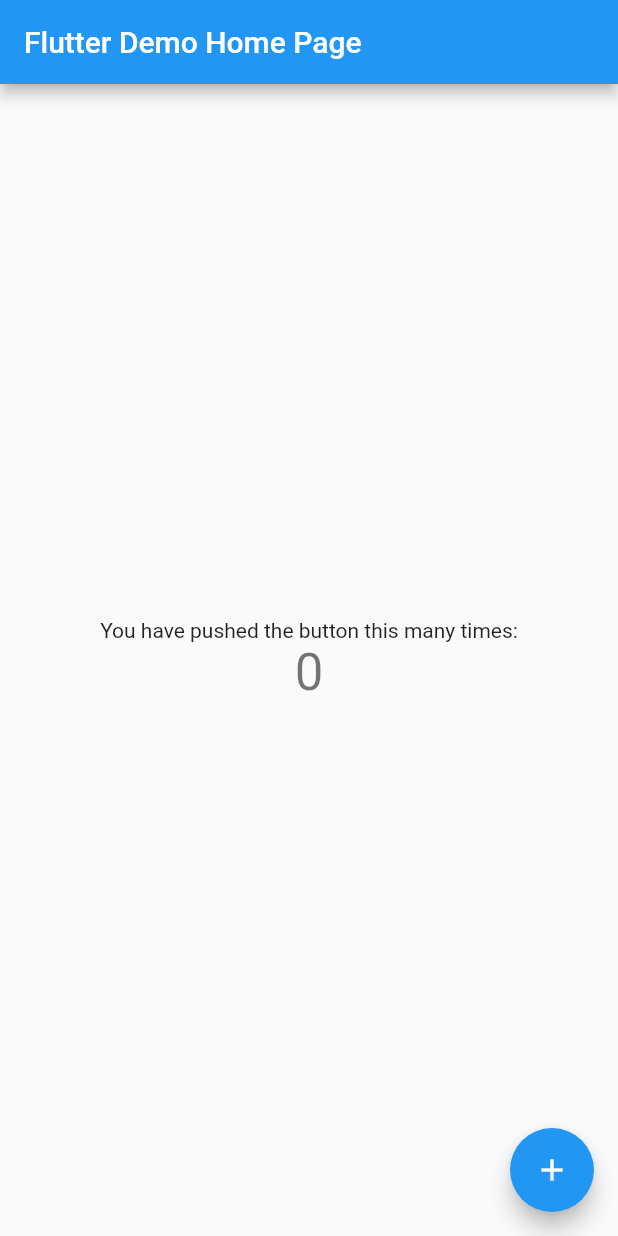
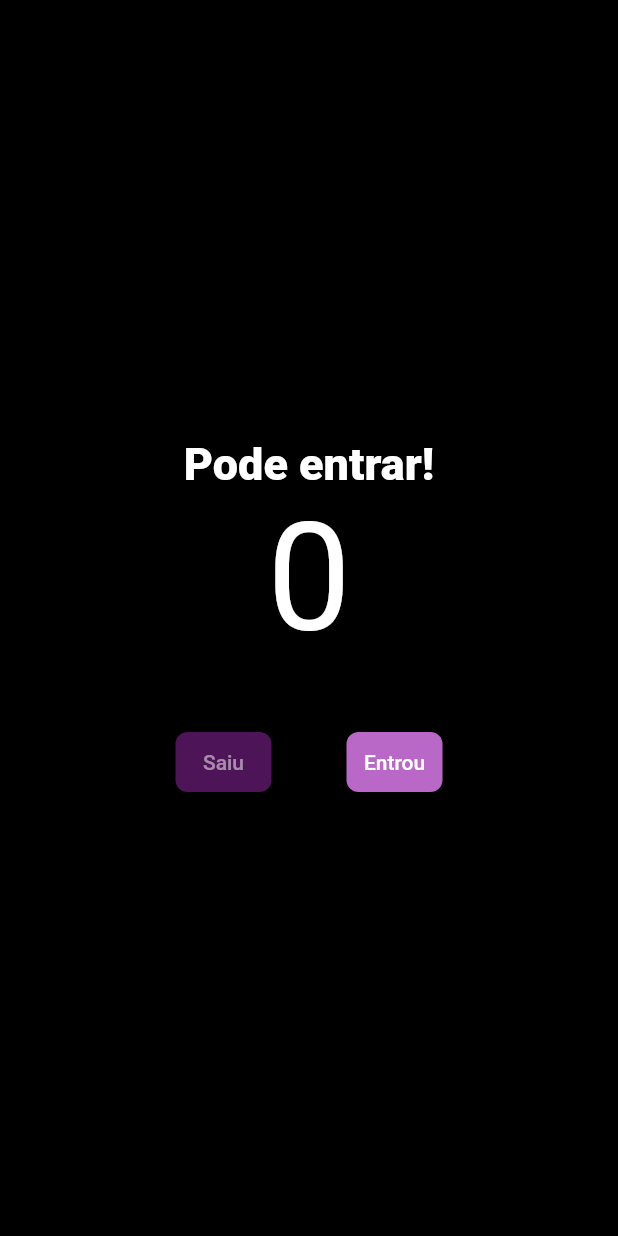
Before and after one commit to Bru-marques/people_counter, a Flutter app: the screen it shows after launch, on a phone screen of 412 x 824 dp. Run offline on Flutter 3.47's test engine with Material 2 defaults, Android fonts, the phone set to English and light mode, and no system bars.

Commit message:
layout done

```diff
--- a/lib/main.dart
+++ b/lib/main.dart
@@ -1,115 +1,107 @@
 import 'package:flutter/material.dart';
 
 void main() {
-  runApp(const MyApp());
+  runApp(MyApp());
 }
 
 class MyApp extends StatelessWidget {
   const MyApp({Key? key}) : super(key: key);
 
-  // This widget is the root of your application.
   @override
   Widget build(BuildContext context) {
     return MaterialApp(
-      title: 'Flutter Demo',
-      theme: ThemeData(
-        // This is the theme of your application.
-        //
-        // Try running your application with "flutter run". You'll see the
-        // application has a blue toolbar. Then, without quitting the app, try
-        // changing the primarySwatch below to Colors.green and then invoke
-        // "hot reload" (press "r" in the console where you ran "flutter run",
-        // or simply save your changes to "hot reload" in a Flutter IDE).
-        // Notice that the counter didn't reset back to zero; the application
-        // is not restarted.
-        primarySwatch: Colors.blue,
-      ),
-      home: const MyHomePage(title: 'Flutter Demo Home Page'),
+      debugShowCheckedModeBanner: false,
+      home: HomePage(),
     );
   }
 }
 
-class MyHomePage extends StatefulWidget {
-  const MyHomePage({Key? key, required this.title}) : super(key: key);
-
-  // This widget is the home page of your application. It is stateful, meaning
-  // that it has a State object (defined below) that contains fields that affect
-  // how it looks.
-
-  // This class is the configuration for the state. It holds the values (in this
-  // case the title) provided by the parent (in this case the App widget) and
-  // used by the build method of the State. Fields in a Widget subclass are
-  // always marked "final".
-
-  final String title;
+class HomePage extends StatefulWidget {
+  const HomePage({Key? key}) : super(key: key);
 
   @override
-  State<MyHomePage> createState() => _MyHomePageState();
+  _HomePageState createState() => _HomePageState();
 }
 
-class _MyHomePageState extends State<MyHomePage> {
-  int _counter = 0;
+class _HomePageState extends State<HomePage> {
+  int count = 0;
 
-  void _incrementCounter() {
+  void decrement() {
     setState(() {
-      // This call to setState tells the Flutter framework that something has
-      // changed in this State, which causes it to rerun the build method below
-      // so that the display can reflect the updated values. If we changed
-      // _counter without calling setState(), then the build method would not be
-      // called again, and so nothing would appear to happen.
-      _counter++;
+      count--;
     });
   }
 
+  void increment() {
+    setState(() {
+      count++;
+    });
+  }
+
+  bool get isEmpty => count == 0;
+  bool get isFull => count == 20;
+
   @override
   Widget build(BuildContext context) {
-    // This method is rerun every time setState is called, for instance as done
-    // by the _incrementCounter method above.
-    //
-    // The Flutter framework has been optimized to make rerunning build methods
-    // fast, so that you can just rebuild anything that needs updating rather
-    // than having to individually change instances of widgets.
     return Scaffold(
-      appBar: AppBar(
-        // Here we take the value from the MyHomePage object that was created by
-        // the App.build method, and use it to set our appbar title.
-        title: Text(widget.title),
-      ),
-      body: Center(
-        // Center is a layout widget. It takes a single child and positions it
-        // in the middle of the parent.
-        child: Column(
-          // Column is also a layout widget. It takes a list of children and
-          // arranges them vertically. By default, it sizes itself to fit its
-          // children horizontally, and tries to be as tall as its parent.
-          //
-          // Invoke "debug painting" (press "p" in the console, choose the
-          // "Toggle Debug Paint" action from the Flutter Inspector in Android
-          // Studio, or the "Toggle Debug Paint" command in Visual Studio Code)
-          // to see the wireframe for each widget.
-          //
-          // Column has various properties to control how it sizes itself and
-          // how it positions its children. Here we use mainAxisAlignment to
-          // center the children vertically; the main axis here is the vertical
-          // axis because Columns are vertical (the cross axis would be
-          // horizontal).
+      backgroundColor: Colors.black,
+      body: Column(mainAxisAlignment: MainAxisAlignment.center, children: [
+        Text(
+          isFull ? "Lotado" : "Pode entrar!",
+          style: TextStyle(
+            fontSize: 30,
+            color: Colors.white,
+            fontWeight: FontWeight.w800,
+          ),
+        ),
+        Text(
+          "$count",
+          style: const TextStyle(
+            fontSize: 100,
+            color: Colors.white,
+          ),
+        ),
+        const SizedBox(height: 40),
+        Row(
           mainAxisAlignment: MainAxisAlignment.center,
-          children: <Widget>[
-            const Text(
-              'You have pushed the button this many times:',
+          children: [
+            TextButton(
+              style: TextButton.styleFrom(
+                  backgroundColor: isEmpty
+                      ? Colors.purple.withOpacity(.5)
+                      : Colors.purple[300],
+                  fixedSize: const Size(60, 40),
+                  primary: Colors.black,
+                  shape: RoundedRectangleBorder(
+                    borderRadius: BorderRadius.circular(8),
+                  )),
+              onPressed: isEmpty ? null : decrement,
+              child: Text("Saiu",
+                  style: TextStyle(
+                    color:
+                        isEmpty ? Colors.white.withOpacity(.5) : Colors.white,
+                  )),
             ),
-            Text(
-              '$_counter',
-              style: Theme.of(context).textTheme.headline4,
+            const SizedBox(width: 50),
+            TextButton(
+              style: TextButton.styleFrom(
+                  backgroundColor: isFull
+                      ? Colors.purple.withOpacity(.5)
+                      : Colors.purple[300],
+                  fixedSize: const Size(60, 40),
+                  primary: Colors.black,
+                  shape: RoundedRectangleBorder(
+                    borderRadius: BorderRadius.circular(8),
+                  )),
+              onPressed: isFull ? null : increment,
+              child: Text("Entrou",
+                  style: TextStyle(
+                    color: isFull ? Colors.white.withOpacity(.5) : Colors.white,
+                  )),
             ),
           ],
         ),
-      ),
-      floatingActionButton: FloatingActionButton(
-        onPressed: _incrementCounter,
-        tooltip: 'Increment',
-        child: const Icon(Icons.add),
-      ), // This trailing comma makes auto-formatting nicer for build methods.
+      ]),
     );
   }
 }
```
